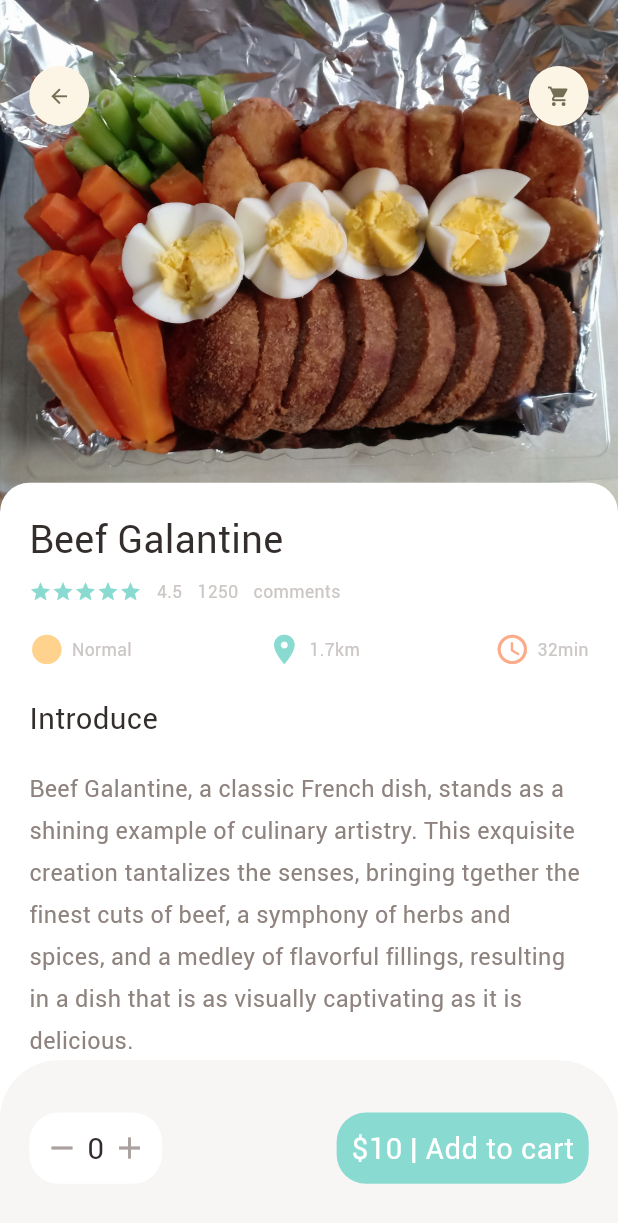
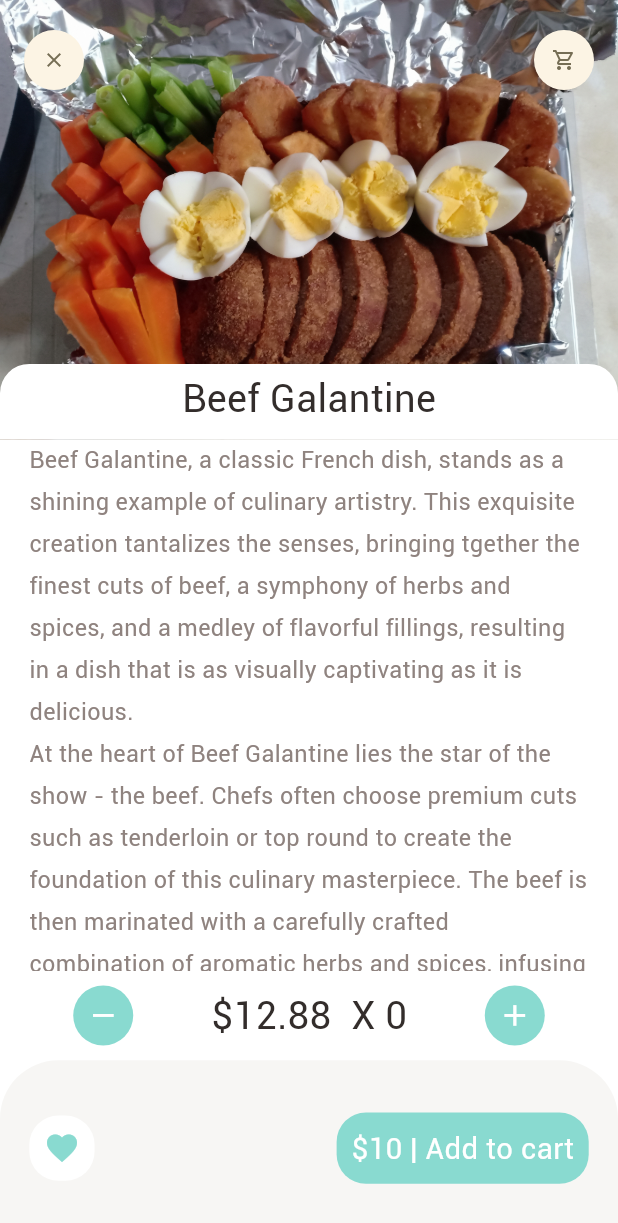
Before and after one commit to kezia2909/food_delivery_project_flutter, a Flutter app: the screen it shows after launch, after a tap on "Show more", on a phone screen of 412 x 824 dp. Shown: the top 1223 px of the screen. Run offline on Flutter 3.47's test engine with Material 2 defaults, Android fonts, the phone set to English and light mode, and no system bars; our stand-ins replace dots_indicator, get.

Commit message:
5.08 - custom scroll view sliver

```diff
--- a/lib/main.dart
+++ b/lib/main.dart
@@ -1,5 +1,6 @@
 import 'package:flutter/material.dart';
 import 'package:food_delivery_project/pages/food/popular_food_detail.dart';
+import 'package:food_delivery_project/pages/food/recommended_food_detail.dart';
 import 'package:get/get.dart';
 
 import 'pages/home/main_food_page.dart';
@@ -21,7 +22,7 @@ class MyApp extends StatelessWidget {
         colorScheme: ColorScheme.fromSeed(seedColor: Colors.deepPurple),
         useMaterial3: true,
       ),
-      home: PopularFoodDetail(),
+      home: RecommendedFoodDetail(),
     );
   }
 }
--- a/lib/pages/food/popular_food_detail.dart
+++ b/lib/pages/food/popular_food_detail.dart
@@ -91,7 +91,15 @@ class PopularFoodDetail extends StatelessWidget {
                             "\n" +
                             "The meticulous preparation of Beef Galantine is where the true artistry of the dish comes into play. After marinating, the beef is tenderized and expertly flattened. It is then time to create the divine filling that will elevate this dish to new heights. Chefs finely chop ingredients such as mushrooms, shallots, garlic, spinach, and aromatic herbs, carefully crafting a mixture that beautifully complements the beef. This filling becomes an essential component, contributing its unique flavors and textures to the overall experience." +
                             "\n" +
-                            "With both the beef and filling prepared, the chef embarks on a precise and skillful process of rolling the components into a cylindrical shape. This technique ensures that the flavors are evenly distributed throughout the Galantine, resulting in a harmonious blend of taste in every slice. The rolling is a labor of love, and as the beef takes its final form, the dish begins to showcase its artful presentation.",
+                            "With both the beef and filling prepared, the chef embarks on a precise and skillful process of rolling the components into a cylindrical shape. This technique ensures that the flavors are evenly distributed throughout the Galantine, resulting in a harmonious blend of taste in every slice. The rolling is a labor of love, and as the beef takes its final form, the dish begins to showcase its artful presentation." +
+                            "\n" +
+                            "Cooking Beef Galantine is a ritual in itself. The rolled beef is traditionally poached or braised, enveloped in a rich and flavorful broth. This cooking method allows the beef to absorb the essence of the surrounding ingredients, enhancing its taste and tenderness. The slow, gentle cooking process also ensures that the Galantine retains its delicate texture while allowing the flavors to meld into a symphony of taste." +
+                            "\n" +
+                            "When the cooking process is complete, the Galantine is carefully unveiled, revealing a stunning mosaic of colors and textures. The vibrant hues of the vegetables and herbs contrast beautifully against the succulent, perfectly cooked beef. This presentation makes Beef Galantine not only a treat for the taste buds but also an enchanting sight that invites admiration and awe." +
+                            "\n" +
+                            "To savor Beef Galantine at its finest, it is typically served chilled, allowing the flavors to fully develop and the dish to set. It is often accompanied by a selection of complementary sauces, each adding its own touch of magic to the culinary symphony. Whether it's a tangy mustard vinaigrette or a velvety red wine reduction, these sauces elevate the experience, accentuating the flavors and textures of the dish." +
+                            "\n" +
+                            "In the world of fine dining, Beef Galantine stands as a timeless symbol of culinary excellence. It is an eloquent representation of the art of French gastronomy and an unforgettable journey of flavors that will leave a lasting impression on all fortunate enough to savor its refined delights. From grand celebrations to prestigious gatherings, Beef Galantine is a culinary triumph, captivating the hearts and palates of those who experience its savory elegance.",
                       ),
                     ),
                   ),
--- /dev/null
+++ b/lib/pages/food/recommended_food_detail.dart
@@ -0,0 +1,177 @@
+import 'package:flutter/material.dart';
+import 'package:food_delivery_project/utils/colors.dart';
+import 'package:food_delivery_project/utils/dimensions.dart';
+import 'package:food_delivery_project/widgets/app_icon.dart';
+import 'package:food_delivery_project/widgets/big_text.dart';
+import 'package:food_delivery_project/widgets/expandable_text_widget.dart';
+
+class RecommendedFoodDetail extends StatelessWidget {
+  const RecommendedFoodDetail({super.key});
+
+  @override
+  Widget build(BuildContext context) {
+    return Scaffold(
+      backgroundColor: Colors.white,
+      body: CustomScrollView(
+        slivers: [
+          SliverAppBar(
+            toolbarHeight: 80,
+            title: Row(
+                mainAxisAlignment: MainAxisAlignment.spaceBetween,
+                children: [
+                  AppIcon(
+                    icon: Icons.clear,
+                  ),
+                  AppIcon(
+                    icon: Icons.shopping_cart_outlined,
+                  )
+                ]),
+            bottom: PreferredSize(
+              preferredSize: Size.fromHeight(20),
+              child: Container(
+                decoration: BoxDecoration(
+                  color: Colors.white,
+                  borderRadius: BorderRadius.only(
+                    topLeft: Radius.circular(Dimensions.radius20),
+                    topRight: Radius.circular(Dimensions.radius20),
+                  ),
+                ),
+                child: Center(
+                    child: BigText(
+                  text: "Beef Galantine",
+                  size: Dimensions.font26,
+                )),
+                width: double.maxFinite,
+                padding: EdgeInsets.only(
+                    top: Dimensions.height5, bottom: Dimensions.height10),
+              ),
+            ),
+            pinned: true,
+            backgroundColor: AppColors.yellowColor,
+            expandedHeight: Dimensions.height300,
+            flexibleSpace: FlexibleSpaceBar(
+              background: Image.asset(
+                "assets/image/food1.jpg",
+                width: double.maxFinite,
+                fit: BoxFit.cover,
+              ),
+            ),
+          ),
+          SliverToBoxAdapter(
+              child: Column(
+            children: [
+              Container(
+                margin: EdgeInsets.only(
+                    left: Dimensions.width20, right: Dimensions.width20),
+                child: ExpandableTextWidget(
+                  text: "Beef Galantine, a classic French dish, stands as a shining example of culinary artistry. This exquisite creation tantalizes the senses, bringing together the finest cuts of beef, a symphony of herbs and spices, and a medley of flavorful fillings, resulting in a dish that is as visually captivating as it is delicious." +
+                      "\n" +
+                      "At the heart of Beef Galantine lies the star of the show - the beef. Chefs often choose premium cuts such as tenderloin or top round to create the foundation of this culinary masterpiece. The beef is then marinated with a carefully crafted combination of aromatic herbs and spices, infusing the meat with an array of captivating flavors. This step is crucial to ensuring that each bite of Beef Galantine is a delight for the taste buds." +
+                      "\n" +
+                      "The meticulous preparation of Beef Galantine is where the true artistry of the dish comes into play. After marinating, the beef is tenderized and expertly flattened. It is then time to create the divine filling that will elevate this dish to new heights. Chefs finely chop ingredients such as mushrooms, shallots, garlic, spinach, and aromatic herbs, carefully crafting a mixture that beautifully complements the beef. This filling becomes an essential component, contributing its unique flavors and textures to the overall experience." +
+                      "\n" +
+                      "With both the beef and filling prepared, the chef embarks on a precise and skillful process of rolling the components into a cylindrical shape. This technique ensures that the flavors are evenly distributed throughout the Galantine, resulting in a harmonious blend of taste in every slice. The rolling is a labor of love, and as the beef takes its final form, the dish begins to showcase its artful presentation." +
+                      "\n" +
+                      "Cooking Beef Galantine is a ritual in itself. The rolled beef is traditionally poached or braised, enveloped in a rich and flavorful broth. This cooking method allows the beef to absorb the essence of the surrounding ingredients, enhancing its taste and tenderness. The slow, gentle cooking process also ensures that the Galantine retains its delicate texture while allowing the flavors to meld into a symphony of taste." +
+                      "\n" +
+                      "When the cooking process is complete, the Galantine is carefully unveiled, revealing a stunning mosaic of colors and textures. The vibrant hues of the vegetables and herbs contrast beautifully against the succulent, perfectly cooked beef. This presentation makes Beef Galantine not only a treat for the taste buds but also an enchanting sight that invites admiration and awe." +
+                      "\n" +
+                      "To savor Beef Galantine at its finest, it is typically served chilled, allowing the flavors to fully develop and the dish to set. It is often accompanied by a selection of complementary sauces, each adding its own touch of magic to the culinary symphony. Whether it's a tangy mustard vinaigrette or a velvety red wine reduction, these sauces elevate the experience, accentuating the flavors and textures of the dish." +
+                      "\n" +
+                      "In the world of fine dining, Beef Galantine stands as a timeless symbol of culinary excellence. It is an eloquent representation of the art of French gastronomy and an unforgettable journey of flavors that will leave a lasting impression on all fortunate enough to savor its refined delights. From grand celebrations to prestigious gatherings, Beef Galantine is a culinary triumph, captivating the hearts and palates of those who experience its savory elegance.",
+                ),
+              )
+            ],
+          )),
+        ],
+      ),
+      bottomNavigationBar: Column(
+        mainAxisSize: MainAxisSize.min,
+        children: [
+          Container(
+            padding: EdgeInsets.only(
+              left: Dimensions.width20 * 2.5,
+              right: Dimensions.width20 * 2.5,
+              top: Dimensions.height10,
+              bottom: Dimensions.height10,
+            ),
+            child: Row(
+              mainAxisAlignment: MainAxisAlignment.spaceBetween,
+              children: [
+                AppIcon(
+                  icon: Icons.remove,
+                  iconSize: Dimensions.iconSize24,
+                  iconColor: Colors.white,
+                  backgroundColor: AppColors.mainColor,
+                ),
+                BigText(
+                  text: "\$12.88" + "  X " + "0",
+                  color: AppColors.mainBlackColor,
+                  size: Dimensions.font26,
+                ),
+                AppIcon(
+                  icon: Icons.add,
+                  iconSize: Dimensions.iconSize24,
+                  iconColor: Colors.white,
+                  backgroundColor: AppColors.mainColor,
+                ),
+              ],
+            ),
+          ),
+          Container(
+            height: Dimensions.height120,
+            padding: EdgeInsets.only(
+              top: Dimensions.height30,
+              bottom: Dimensions.height30,
+              left: Dimensions.width20,
+              right: Dimensions.width20,
+            ),
+            decoration: BoxDecoration(
+              color: AppColors.buttonBackgroundColor,
+              borderRadius: BorderRadius.only(
+                topLeft: Radius.circular(Dimensions.radius20 * 2),
+                topRight: Radius.circular(Dimensions.radius20 * 2),
+              ),
+            ),
+            child: Row(
+              mainAxisAlignment: MainAxisAlignment.spaceBetween,
+              children: [
+                Container(
+                  padding: EdgeInsets.only(
+                    top: Dimensions.height10,
+                    bottom: Dimensions.height10,
+                    left: Dimensions.width10,
+                    right: Dimensions.width10,
+                  ),
+                  decoration: BoxDecoration(
+                    borderRadius: BorderRadius.circular(Dimensions.radius20),
+                    color: Colors.white,
+                  ),
+                  child: Icon(
+                    Icons.favorite,
+                    color: AppColors.mainColor,
+                  ),
+                ),
+                Container(
+                  padding: EdgeInsets.only(
+                    top: Dimensions.height10,
+                    bottom: Dimensions.height10,
+                    left: Dimensions.width10,
+                    right: Dimensions.width10,
+                  ),
+                  decoration: BoxDecoration(
+                      borderRadius: BorderRadius.circular(Dimensions.radius20),
+                      color: AppColors.mainColor),
+                  child: BigText(
+                    text: "\$10 | Add to cart",
+                    color: Colors.white,
+                  ),
+                )
+              ],
+            ),
+          ),
+        ],
+      ),
+    );
+  }
+}
--- a/lib/utils/dimensions.dart
+++ b/lib/utils/dimensions.dart
@@ -9,6 +9,7 @@ class Dimensions {
   static double pageViewTextContainer = screenHeight / 7.03;
 
   // dynamic height padding & margin
+  static double height5 = screenHeight / 168.8;
   static double height10 = screenHeight / 84.4;
   static double height15 = screenHeight / 56.27;
   static double height20 = screenHeight / 42.2;
@@ -16,6 +17,7 @@ class Dimensions {
   static double height45 = screenHeight / 18.76;
   static double height100 = screenHeight / 8.44;
   static double height120 = screenHeight / 7.03;
+  static double height300 = screenHeight / 2.81;
 
   // dynamic width padding & margin
   static double width5 = screenHeight / 168.8;
--- a/lib/widgets/app_icon.dart
+++ b/lib/widgets/app_icon.dart
@@ -6,13 +6,15 @@ class AppIcon extends StatelessWidget {
   final Color backgroundColor;
   final Color iconColor;
   final double size;
+  final double iconSize;
 
   const AppIcon(
       {super.key,
       required this.icon,
       this.backgroundColor = const Color(0xFFfcf4e4),
       this.iconColor = const Color(0xFF756d54),
-      this.size = 40});
+      this.size = 40,
+      this.iconSize = 16});
 
   @override
   Widget build(BuildContext context) {
@@ -26,7 +28,7 @@ class AppIcon extends StatelessWidget {
       child: Icon(
         icon,
         color: iconColor,
-        size: Dimensions.iconSize16,
+        size: iconSize,
       ),
     );
   }
```
